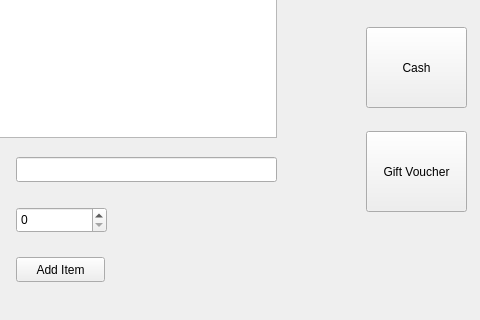
Qt form Main.ui (Tanveeshs/Billing-Software) before a commit; both pictures show x 104 to 584 and y 272 to 592 of the 800 by 592 pixel window.
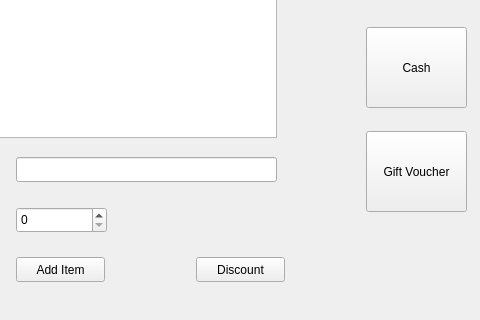
The same form after that commit.

Patch:
```diff
--- a/Main.ui
+++ b/Main.ui
@@ -327,6 +327,19 @@
      <enum>Qt::Horizontal</enum>
     </property>
    </widget>
+   <widget class="QPushButton" name="pushButton_6">
+    <property name="geometry">
+     <rect>
+      <x>300</x>
+      <y>510</y>
+      <width>89</width>
+      <height>25</height>
+     </rect>
+    </property>
+    <property name="text">
+     <string>Discount</string>
+    </property>
+   </widget>
   </widget>
   <widget class="QMenuBar" name="menubar">
    <property name="geometry">
```
